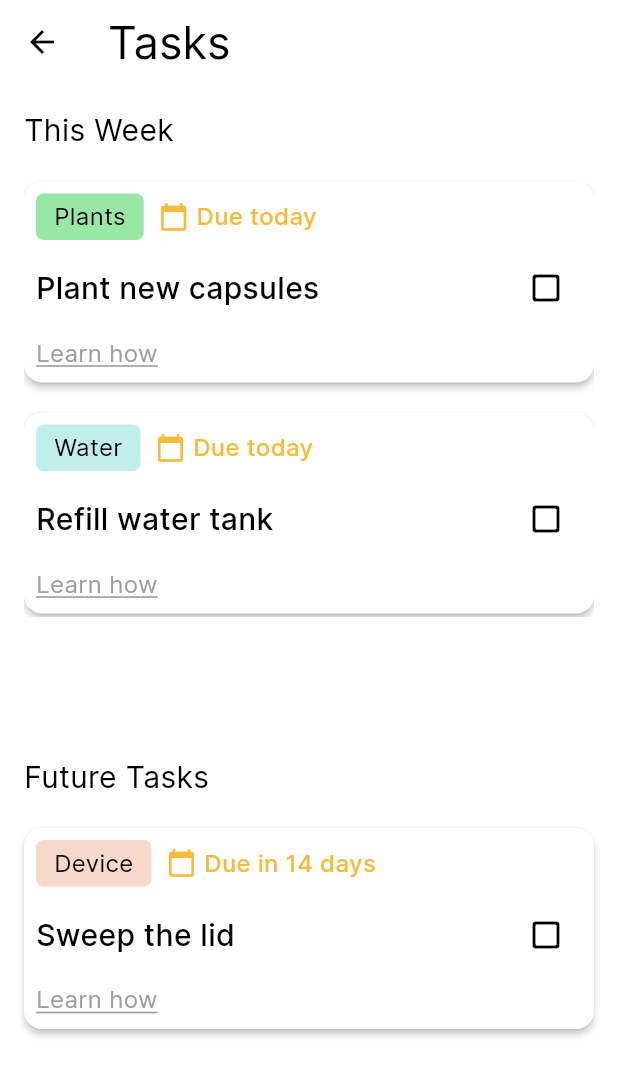
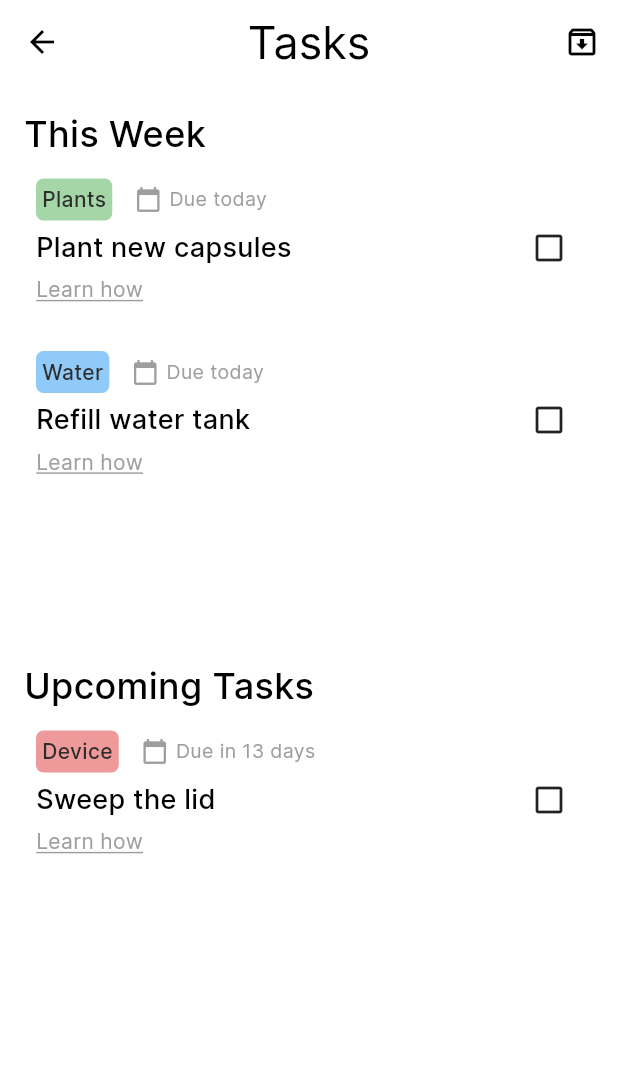
Before and after one commit to fatihmerickoc/vext_app, a Flutter app: the screen it shows after launch, after a tap on "Tasks", on a phone screen of 412 x 824 dp. Shown: the top 1076 px of the screen. Run offline on Flutter 3.47's test engine with Material 3 defaults, Android fonts, the phone set to English and light mode, and no system bars; our stand-ins replace flutter_riverpod, flutter_svg, riverpod_annotation, toggle_switch; missing offline and left inert: interactive_slider, thingsboard_client; generated files the repository leaves out were written again.

Commit message:
tasks card ui

```diff
--- a/lib/data/app_data.dart
+++ b/lib/data/app_data.dart
@@ -96,14 +96,24 @@ class AppData {
     ),
   ];
 
-  final List<TaskModel> taskData = [
+  final List<TaskModel> task_thisWeek = [
     TaskModel(
-        task_title: 'Plant new capsules',
-        task_dueDay: 'today',
-        task_category: 'Plants'),
+      task_title: 'Plant new capsules',
+      task_dueDate: '2024-07-01T00:00:00.000',
+      task_category: 'Plants',
+    ),
     TaskModel(
-        task_title: 'Refill water tank',
-        task_dueDay: 'today',
-        task_category: 'Water'),
+      task_title: 'Refill water tank',
+      task_dueDate: '2024-07-01T00:00:00.000',
+      task_category: 'Water',
+    ),
+  ];
+
+  final List<TaskModel> task_futureWeek = [
+    TaskModel(
+      task_title: 'Sweep the lid',
+      task_dueDate: '2024-07-15T00:00:00.000',
+      task_category: 'Device',
+    ),
   ];
 }
--- a/lib/main.dart
+++ b/lib/main.dart
@@ -17,6 +17,12 @@ class MyApp extends StatelessWidget {
       title: 'Vext',
       theme: ThemeData(
         fontFamily: 'Inter',
+        textButtonTheme: TextButtonThemeData(
+          style: TextButton.styleFrom(
+            foregroundColor: Styles.ligthBlack,
+            textStyle: Styles.subtitle_text,
+          ),
+        ),
         drawerTheme: const DrawerThemeData(
           backgroundColor: Styles.backgroundColor,
         ),
--- a/lib/models/task_model.dart
+++ b/lib/models/task_model.dart
@@ -2,12 +2,12 @@
 
 class TaskModel {
   String task_title;
-  String task_dueDay;
+  String task_dueDate;
   String task_category;
 
   TaskModel({
     required this.task_title,
-    required this.task_dueDay,
+    required this.task_dueDate,
     required this.task_category,
   });
 }
--- a/lib/screens/home.dart
+++ b/lib/screens/home.dart
@@ -87,6 +87,7 @@ class _HomeState extends ConsumerState<Home> {
   @override
   Widget build(BuildContext context) {
     final updatedVext = ref.watch(vextNotifierProvider);
+
     return Scaffold(
       drawer: Drawer(
         child: ListView(
--- a/lib/screens/lights.dart
+++ b/lib/screens/lights.dart
@@ -89,34 +89,29 @@ class LightsState extends ConsumerState<Lights> {
   }
 
   Widget _slider() {
-    return InteractiveSlider(
-      iconPosition: IconPosition.inside,
-      initialProgress: _sliderValue,
+    return SliderTheme(
+      data: SliderThemeData(
+        trackHeight: 25,
+        overlayShape: SliderComponentShape.noOverlay,
+      ),
+      child: Slider(
+        value: _sliderValue,
+        inactiveColor: Colors.grey.shade200,
+        activeColor: Styles.orange,
+        thumbColor: Colors.white,
         min: 0.0,
         max: 100.0,
-      unfocusedMargin: EdgeInsets.zero,
-      unfocusedOpacity: 1,
-      unfocusedHeight: 50,
-      focusedHeight: 50,
-      padding: EdgeInsets.zero,
-      foregroundColor: Styles.yellow,
-      backgroundColor: Colors.grey.shade200,
-      shapeBorder: const StadiumBorder(
-        side: BorderSide(color: Styles.ligthBlack, strokeAlign: 1),
-      ),
-      startIcon:
-          const Icon(CupertinoIcons.brightness, color: Styles.ligthBlack),
-      endIcon:
-          const Icon(CupertinoIcons.brightness_solid, color: Styles.ligthBlack),
+        divisions: 4,
         onChanged: (value) async {
           setState(() {
             _sliderValue = value;
           });
           if (_debounce?.isActive ?? false) _debounce?.cancel();
           _debounce = Timer(const Duration(milliseconds: 100), () {
-          ref.watch(vextNotifierProvider.notifier).updateLights(value.round());
+            ref.read(vextNotifierProvider.notifier).updateLights(value.round());
           });
         },
+      ),
     );
   }
 
@@ -150,7 +145,6 @@ class LightsState extends ConsumerState<Lights> {
       ),
       actions: <Widget>[
         TextButton(
-          style: TextButton.styleFrom(foregroundColor: Styles.ligthBlack),
           onPressed: () => Navigator.pop(context, 'Cancel'),
           child: const Text(
             'Done',
@@ -193,7 +187,10 @@ class LightsState extends ConsumerState<Lights> {
                           context: context,
                           builder: (context) => _infoDialog(),
                         ),
-                        child: const Icon(Icons.info_outline),
+                        child: const Icon(
+                          Icons.info_outline,
+                          color: Colors.grey,
+                        ),
                       ),
                     ],
                   ),
@@ -207,7 +204,7 @@ class LightsState extends ConsumerState<Lights> {
               ),
               Styles.height_15,
               _buildContainer(
-                height: 160,
+                height: 150,
                 children: [
                   Text(
                     'Brightness',
@@ -221,20 +218,6 @@ class LightsState extends ConsumerState<Lights> {
                 ],
               ),
               Styles.height_15,
-              /* _buildContainer(
-                height: 150,
-                children: [
-                  Text(
-                    'WHY?',
-                    style: Styles.drawer_text
-                        .copyWith(fontWeight: FontWeight.w500),
-                  ),
-                  const Text(
-                    'The right amount of light helps plants reach their full potential and stay healthy. Giving you better results, and more to harvest!',
-                    style: Styles.body_text,
-                  ),
-                ],
-              ),*/
             ],
           ),
         ),
--- a/lib/screens/tasks.dart
+++ b/lib/screens/tasks.dart
@@ -1,6 +1,7 @@
 import 'package:flutter/material.dart';
 import 'package:vext_app/data/app_data.dart';
 import 'package:vext_app/models/task_model.dart';
+import 'package:vext_app/screens/tasks_archive.dart';
 import 'package:vext_app/styles/styles.dart';
 
 class Tasks extends StatefulWidget {
@@ -11,132 +12,101 @@ class Tasks extends StatefulWidget {
 }
 
 class _TasksState extends State<Tasks> {
-  List<TaskModel> thisWeekTasks = [];
-  List<TaskModel> futureTasks = [
-    TaskModel(
-        task_dueDay: 'in 14 days',
-        task_category: 'Device',
-        task_title: 'Sweep the lid'),
-  ]; // Dummy future task
+  String _calendarText(String taskDueDate) {
+    DateTime now = DateTime.now();
+    DateTime task = DateTime.parse(taskDueDate);
+    int difference = task.difference(now).inDays;
 
-  @override
-  void initState() {
-    super.initState();
-    thisWeekTasks =
-        List.from(AppData().taskData); // Assuming all tasks are for this week
-  }
-
-  Color getCategoryColour(String category) {
-    switch (category) {
-      case "Plants":
-        return Styles.lightGreen;
-      case "Device":
-        return Styles.lightRed;
-      case "Water":
-        return Styles.lightBlue;
-      default:
-        return Colors.grey;
+    if (difference == 0) {
+      return "Due today";
+    } else {
+      return "Due in ${difference} days";
     }
   }
 
-  void _removeTask(TaskModel task) {
-    setState(() {
-      thisWeekTasks.remove(task);
-      futureTasks.remove(task); // If you also want to remove from future tasks
-    });
-  }
-
-  Widget _topRow(String due, String category, TaskModel task) {
-    return Row(
+  Widget _taskContainer(TaskModel task) {
+    return Container(
+      height: 100,
+      margin: const EdgeInsets.only(
+        bottom: 10.0,
+        top: 5.0,
+        right: 10.0,
+      ),
+      padding: const EdgeInsets.all(8.0),
+      decoration: BoxDecoration(
+        color: Colors.white,
+        borderRadius: BorderRadius.circular(10.0),
+      ),
+      child: Column(
+        crossAxisAlignment: CrossAxisAlignment.start,
+        mainAxisAlignment: MainAxisAlignment.spaceBetween,
         children: [
-        Container(
-          padding: const EdgeInsets.symmetric(horizontal: 12.0, vertical: 4.0),
-          decoration: BoxDecoration(
-            color: getCategoryColour(category),
-            borderRadius: const BorderRadius.all(Radius.circular(5.0)),
-          ),
-          child: Text(
-            category,
-            style: Styles.body_text,
-          ),
-        ),
-        Styles.width_10,
+          Row(
+            children: [
+              _categoryContainer(task.task_category),
+              Styles.width_15,
               const Icon(
                 Icons.calendar_today,
-          size: 20,
-          color: Styles.yellow,
+                color: Colors.grey,
+                size: 18,
               ),
               Styles.width_5,
               Text(
-          'Due $due',
-          style: Styles.body_text
-              .copyWith(color: Styles.yellow, fontWeight: FontWeight.w500),
+                _calendarText(task.task_dueDate),
+                style: const TextStyle(fontSize: 13.0, color: Colors.grey),
+              )
+            ],
           ),
-      ],
-    );
-  }
-
-  Widget _taskCard(TaskModel task) {
-    return Card(
-      elevation: 2.0,
-      margin: const EdgeInsets.symmetric(vertical: 10.0),
-      child: Padding(
-        padding: const EdgeInsets.all(8.0),
-        child: Column(
-          crossAxisAlignment: CrossAxisAlignment.start,
-          children: [
-            _topRow(task.task_dueDay, task.task_category, task),
-            const SizedBox(height: 8),
           Row(
             mainAxisAlignment: MainAxisAlignment.spaceBetween,
             children: [
               Text(
                 task.task_title,
-                  style:
-                      Styles.title_text.copyWith(fontWeight: FontWeight.w500),
+                style: const TextStyle(
+                  fontSize: 18.0,
+                  fontWeight: FontWeight.w500,
                 ),
-                IconButton(
-                  icon: const Icon(Icons.check_box_outline_blank_rounded),
-                  onPressed: () => _removeTask(task),
+              ),
+              const Icon(Icons.check_box_outline_blank),
+            ],
+          ),
+          Text(
+            'Learn how',
+            style: Styles.subtitle_text.copyWith(
+              color: Colors.grey,
+              decoration: TextDecoration.underline,
+              decorationColor: Colors.grey,
+            ),
           ),
         ],
-            ),
-            const SizedBox(height: 8),
-            Text(
-              'Learn how',
-              style: Styles.body_text.copyWith(
-                  color: Colors.grey,
-                  decoration: TextDecoration.underline,
-                  decorationColor: Colors.grey),
-            ),
-          ],
-        ),
       ),
     );
   }
 
-  Widget _taskList(List<TaskModel> tasks) {
-    return ListView.builder(
-      itemCount: tasks.length,
-      itemBuilder: (BuildContext context, int index) {
-        return _taskCard(tasks[index]);
-      },
-    );
+  Widget _categoryContainer(String category) {
+    late Color color;
+    switch (category) {
+      case 'Device':
+        color = Colors.red.shade200;
+        break;
+      case 'Water':
+        color = Colors.blue.shade200;
+        break;
+      case "Plants":
+        color = Colors.green.shade200;
+        break;
+      default:
+        color = Colors.pink.shade200;
     }
-
-  Widget _section(String title, Widget content) {
-    return Padding(
-      padding: const EdgeInsets.only(bottom: 16.0),
-      child: Column(
-        crossAxisAlignment: CrossAxisAlignment.start,
-        children: [
-          Text(
-            title,
-            style: Styles.title_text,
+    return Container(
+      padding: const EdgeInsets.all(4.0),
+      decoration: BoxDecoration(
+        color: color,
+        borderRadius: BorderRadius.circular(5.0),
       ),
-          Styles.height_10,
-          content,
-        ],
+      child: Text(
+        category,
+        style: Styles.subtitle_text.copyWith(fontWeight: FontWeight.w500),
       ),
     );
   }
@@ -149,6 +119,18 @@ class _TasksState extends State<Tasks> {
           'Tasks',
           style: Styles.appBar_text,
         ),
+        centerTitle: true,
+        actions: [
+          IconButton(
+            onPressed: () {
+              Navigator.push(
+                  context,
+                  MaterialPageRoute(
+                      builder: (context) => const TasksArchive()));
+            },
+            icon: const Icon(Icons.archive_outlined),
+          ),
+        ],
       ),
       body: SafeArea(
         child: Padding(
@@ -156,19 +138,30 @@ class _TasksState extends State<Tasks> {
           child: Column(
             crossAxisAlignment: CrossAxisAlignment.start,
             children: [
-              _section(
+              Text(
                 'This Week',
-                SizedBox(
-                  height: 300,
-                  child: _taskList(thisWeekTasks),
+                style: Styles.drawer_text.copyWith(fontWeight: FontWeight.w500),
+              ),
+              Expanded(
+                child: ListView.builder(
+                  itemCount: AppData().task_thisWeek.length,
+                  itemBuilder: (context, index) {
+                    TaskModel task = AppData().task_thisWeek[index];
+                    return _taskContainer(task);
+                  },
                 ),
               ),
-              Spacer(),
-              _section(
-                'Future Tasks',
-                SizedBox(
-                  height: 250,
-                  child: _taskList(futureTasks),
+              Text(
+                'Upcoming Tasks',
+                style: Styles.drawer_text.copyWith(fontWeight: FontWeight.w500),
+              ),
+              Expanded(
+                child: ListView.builder(
+                  itemCount: AppData().task_futureWeek.length,
+                  itemBuilder: (context, index) {
+                    TaskModel task = AppData().task_futureWeek[index];
+                    return _taskContainer(task);
+                  },
                 ),
               ),
             ],
--- /dev/null
+++ b/lib/screens/tasks_archive.dart
@@ -0,0 +1,35 @@
+import 'package:flutter/material.dart';
+import 'package:flutter_riverpod/flutter_riverpod.dart';
+import 'package:vext_app/styles/styles.dart';
+
+class TasksArchive extends ConsumerStatefulWidget {
+  const TasksArchive({super.key});
+
+  @override
+  ConsumerState<TasksArchive> createState() => _TasksArchiveState();
+}
+
+class _TasksArchiveState extends ConsumerState<TasksArchive> {
+  @override
+  Widget build(BuildContext context) {
+    return Scaffold(
+      appBar: AppBar(
+        title: const Text('Archive', style: Styles.appBar_text),
+      ),
+      body: SafeArea(
+        child: Padding(
+          padding: const EdgeInsets.all(16.0),
+          child: Column(
+            crossAxisAlignment: CrossAxisAlignment.start,
+            children: [
+              Text(
+                'Past Tasks',
+                style: Styles.drawer_text.copyWith(fontWeight: FontWeight.w500),
+              ),
+            ],
+          ),
+        ),
+      ),
+    );
+  }
+}
--- a/lib/styles/styles.dart
+++ b/lib/styles/styles.dart
@@ -9,12 +9,9 @@ class Styles {
   static const grey = Color(0xFFEFEFEF);
   static const muddyGreen = Color(0xFF3E7065);
   static const green = Color(0xFF69866F);
-  static const lightGreen = Color(0xFF98E7A7);
   static const darkGreen = Color(0xFF19381F);
-  static const lightBlue = Color(0xFFC0EEE9);
   static const waterColour = Color(0xFFBCD6D5);
 
-  static const lightRed = Color(0xFFF7D9CC);
   static const red = Color(0xFFC45A4A);
   static const yellow = Color(0xFFF8BA38);
   static const orange = Color(0xFFF0A15E);
```
Lines whose indentation alone changed are shown as unchanged.
